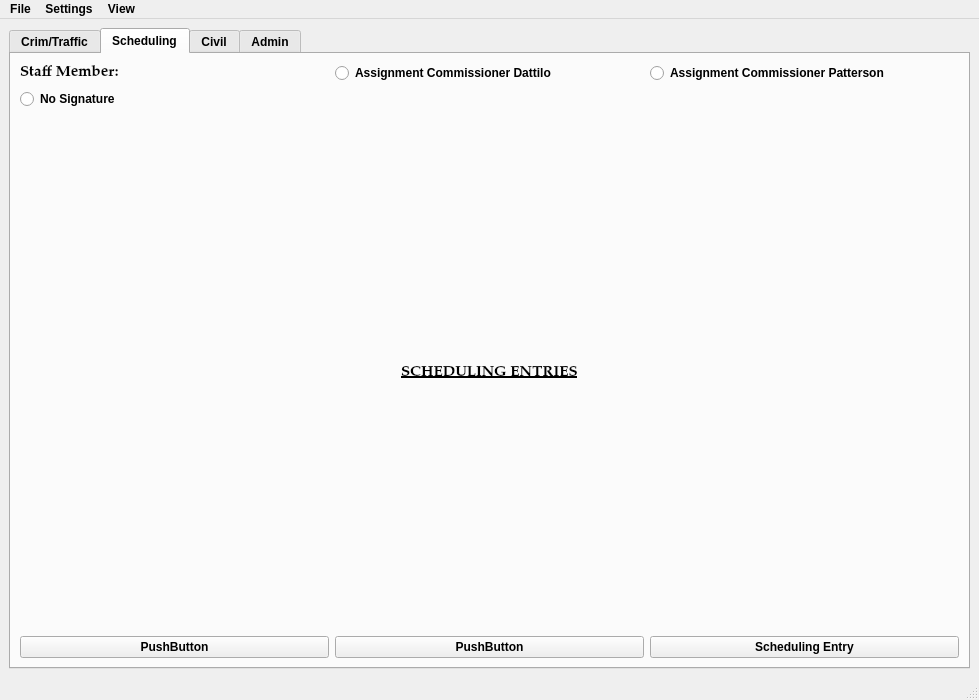
Above: package/views/ui/MainWindow.ui from HunterProgram22/MuniEntry before the change. Below: the same form after it.
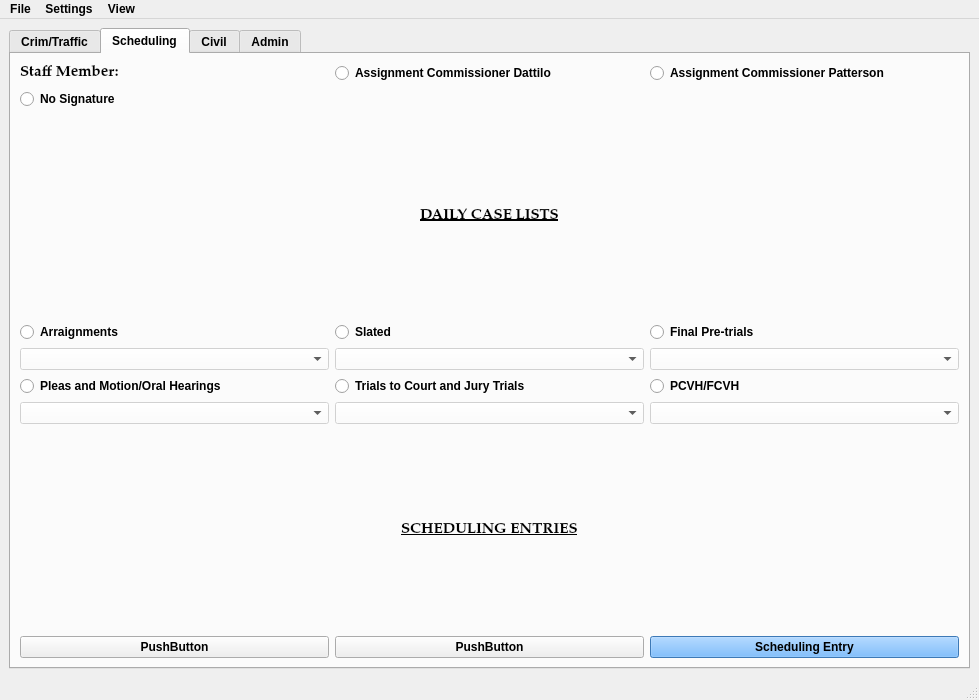
That is the form after the change.

Commit message: Moved daily case lists to sched tab still need to wire up.

Patch:
```diff
--- a/package/views/ui/MainWindow.ui
+++ b/package/views/ui/MainWindow.ui
@@ -458,17 +458,19 @@
         <string>Scheduling</string>
        </attribute>
        <layout class="QGridLayout" name="gridLayout">
-        <item row="4" column="2">
-         <widget class="QPushButton" name="schedulingEntryButton">
-          <property name="text">
-           <string>Scheduling Entry</string>
+        <item row="0" column="0">
+         <widget class="QLabel" name="label_15">
+          <property name="font">
+           <font>
+            <family>Palatino Linotype</family>
+            <pointsize>11</pointsize>
+            <weight>75</weight>
+            <italic>false</italic>
+            <bold>true</bold>
+           </font>
           </property>
-         </widget>
-        </item>
-        <item row="4" column="0">
-         <widget class="QPushButton" name="pushButton_12">
           <property name="text">
-           <string>PushButton</string>
+           <string>Staff Member:</string>
           </property>
          </widget>
         </item>
@@ -479,6 +481,13 @@
           </property>
          </widget>
         </item>
+        <item row="0" column="2">
+         <widget class="QRadioButton" name="ac_patterson_radioButton">
+          <property name="text">
+           <string>Assignment Commissioner Patterson</string>
+          </property>
+         </widget>
+        </item>
         <item row="1" column="0">
          <widget class="QRadioButton" name="radioButton_13">
           <property name="text">
@@ -486,8 +495,8 @@
           </property>
          </widget>
         </item>
-        <item row="0" column="0">
-         <widget class="QLabel" name="label_15">
+        <item row="2" column="0" colspan="3">
+         <widget class="QLabel" name="label_8">
           <property name="font">
            <font>
             <family>Palatino Linotype</family>
@@ -495,21 +504,129 @@
             <weight>75</weight>
             <italic>false</italic>
             <bold>true</bold>
+            <underline>true</underline>
            </font>
           </property>
           <property name="text">
-           <string>Staff Member:</string>
+           <string>DAILY CASE LISTS</string>
+          </property>
+          <property name="alignment">
+           <set>Qt::AlignCenter</set>
+          </property>
+         </widget>
+        </item>
+        <item row="3" column="0">
+         <widget class="QRadioButton" name="arraignments_radioButton_schdtab">
+          <property name="text">
+           <string>Arraignments</string>
+          </property>
+         </widget>
+        </item>
+        <item row="3" column="1">
+         <widget class="QRadioButton" name="slated_radioButton_schdtab">
+          <property name="text">
+           <string>Slated                                  </string>
+          </property>
+         </widget>
+        </item>
+        <item row="3" column="2">
+         <widget class="QRadioButton" name="final_pretrial_radioButton_schdtab">
+          <property name="text">
+           <string>Final Pre-trials</string>
+          </property>
+         </widget>
+        </item>
+        <item row="4" column="0">
+         <widget class="QComboBox" name="arraignments_cases_box_schdtab">
+          <property name="enabled">
+           <bool>false</bool>
+          </property>
+          <property name="styleSheet">
+           <string notr="true">background-color: rgb(255, 255, 255);</string>
+          </property>
+          <property name="editable">
+           <bool>false</bool>
           </property>
          </widget>
         </item>
         <item row="4" column="1">
-         <widget class="QPushButton" name="pushButton_13">
+         <widget class="QComboBox" name="slated_cases_box_schdtab">
+          <property name="enabled">
+           <bool>false</bool>
+          </property>
+          <property name="styleSheet">
+           <string notr="true">background-color: rgb(255, 255, 255);</string>
+          </property>
+          <property name="editable">
+           <bool>false</bool>
+          </property>
+         </widget>
+        </item>
+        <item row="4" column="2">
+         <widget class="QComboBox" name="final_pretrial_cases_box_schdtab">
+          <property name="enabled">
+           <bool>false</bool>
+          </property>
+          <property name="styleSheet">
+           <string notr="true">background-color: rgb(255, 255, 255);</string>
+          </property>
+          <property name="editable">
+           <bool>false</bool>
+          </property>
+         </widget>
+        </item>
+        <item row="5" column="0">
+         <widget class="QRadioButton" name="pleas_radioButton_schdtab">
           <property name="text">
-           <string>PushButton</string>
+           <string>Pleas and Motion/Oral Hearings</string>
           </property>
          </widget>
         </item>
-        <item row="3" column="0" colspan="3">
+        <item row="5" column="1">
+         <widget class="QRadioButton" name="trials_to_court_radioButton_schdtab">
+          <property name="text">
+           <string>Trials to Court and Jury Trials</string>
+          </property>
+         </widget>
+        </item>
+        <item row="5" column="2">
+         <widget class="QRadioButton" name="pcvh_fcvh_radioButton_schdtab">
+          <property name="text">
+           <string>PCVH/FCVH</string>
+          </property>
+         </widget>
+        </item>
+        <item row="6" column="0">
+         <widget class="QComboBox" name="pleas_cases_box_schdtab">
+          <property name="enabled">
+           <bool>false</bool>
+          </property>
+          <property name="styleSheet">
+           <string notr="true">background-color: rgb(255, 255, 255);</string>
+          </property>
+         </widget>
+        </item>
+        <item row="6" column="1">
+         <widget class="QComboBox" name="trials_to_court_cases_box_schdtab">
+          <property name="enabled">
+           <bool>false</bool>
+          </property>
+          <property name="styleSheet">
+           <string notr="true">background-color: rgb(255, 255, 255);</string>
+          </property>
+         </widget>
+        </item>
+        <item row="6" column="2">
+         <widget class="QComboBox" name="pcvh_fcvh_cases_box_schdtab">
+          <property name="enabled">
+           <bool>false</bool>
+          </property>
+          <property name="styleSheet">
+           <string notr="true">background-color: rgb(255, 255, 255);</string>
+          </property>
+         </widget>
+        </item>
+        <item row="7" column="1">
          <widget class="QLabel" name="label_16">
           <property name="font">
            <font>
@@ -529,10 +646,27 @@
           </property>
          </widget>
         </item>
-        <item row="0" column="2">
-         <widget class="QRadioButton" name="ac_patterson_radioButton">
+        <item row="8" column="0">
+         <widget class="QPushButton" name="pushButton_12">
           <property name="text">
-           <string>Assignment Commissioner Patterson</string>
+           <string>PushButton</string>
+          </property>
+         </widget>
+        </item>
+        <item row="8" column="1">
+         <widget class="QPushButton" name="pushButton_13">
+          <property name="text">
+           <string>PushButton</string>
+          </property>
+         </widget>
+        </item>
+        <item row="8" column="2">
+         <widget class="QPushButton" name="schedulingEntryButton">
+          <property name="styleSheet">
+           <string notr="true">background-color: rgb(85, 170, 255);</string>
+          </property>
+          <property name="text">
+           <string>Scheduling Entry</string>
           </property>
          </widget>
         </item>
```
The commit also changes 3 other files.
